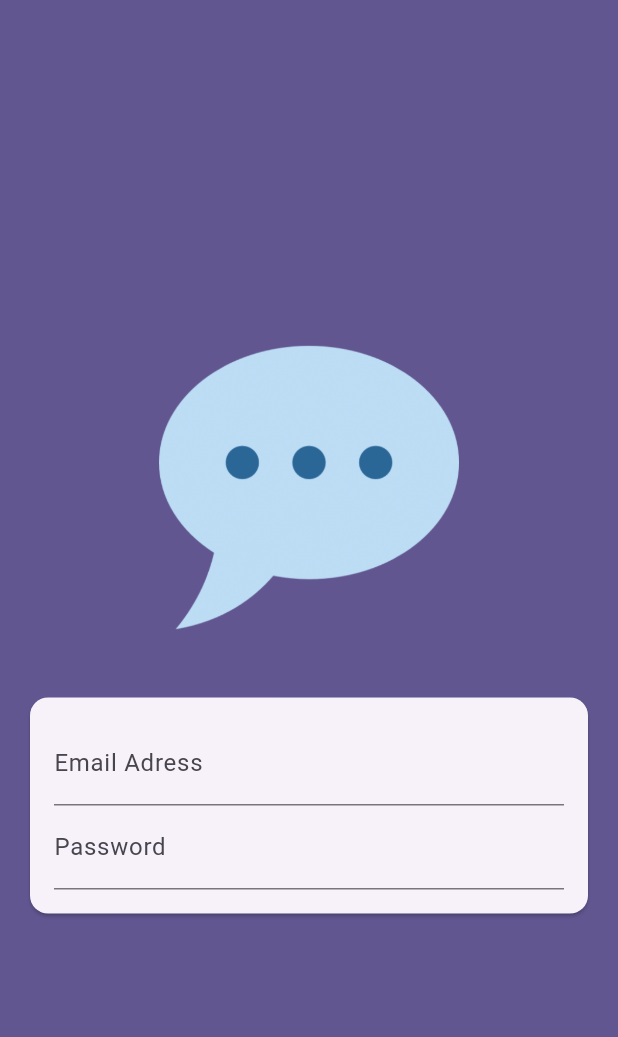
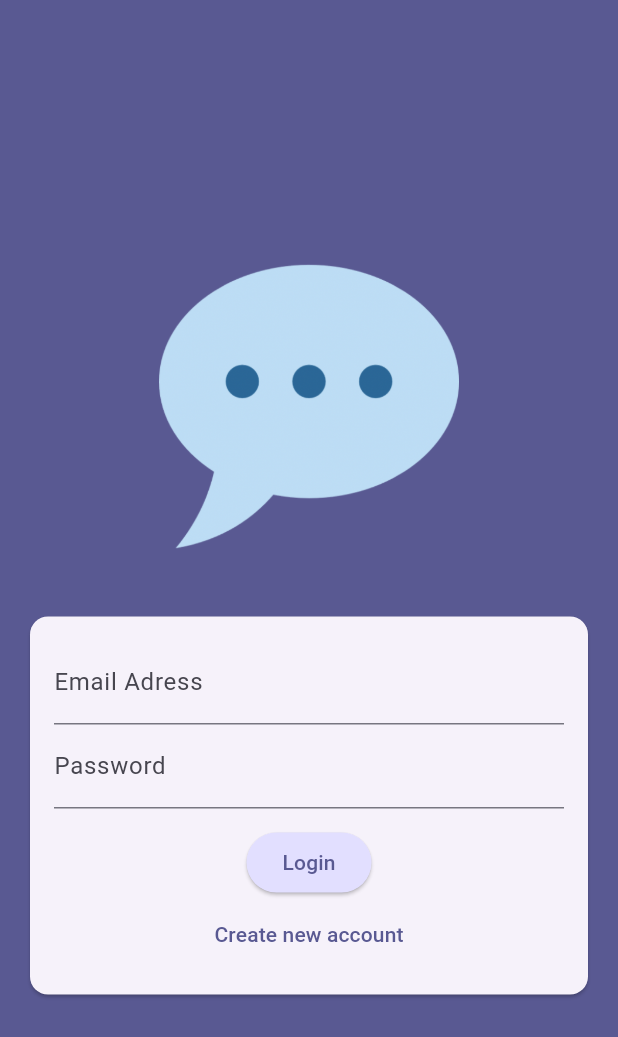
Before and after one commit to MarkMahrous/Chat_App, a Flutter app: the screen it shows after launch, on a phone screen of 412 x 824 dp. Shown: the top 1037 px of the screen. Run offline on Flutter 3.47's test engine with Material 3 defaults, Android fonts, the phone set to English and light mode, and no system bars.

Commit message:
editing Auth screen

```diff
--- a/lib/main.dart
+++ b/lib/main.dart
@@ -14,7 +14,7 @@ class App extends StatelessWidget {
       title: 'FlutterChat',
       theme: ThemeData().copyWith(
         colorScheme: ColorScheme.fromSeed(
-            seedColor: const Color.fromARGB(255, 63, 17, 177)),
+            seedColor: const Color.fromARGB(255, 42, 21, 224)),
       ),
       home: const AuthScreen(),
     );
--- a/lib/screens/auth_screen.dart
+++ b/lib/screens/auth_screen.dart
@@ -8,6 +8,23 @@ class AuthScreen extends StatefulWidget {
 }
 
 class _AuthScreenState extends State<AuthScreen> {
+  var _isLogin = true;
+  var _enteredEmail;
+  var _enteredPassword;
+
+  final _formKey = GlobalKey<FormState>();
+
+  void _submit() {
+    final isValid = _formKey.currentState!.validate();
+
+    if (isValid) {
+      _formKey.currentState!.save();
+    }
+
+    print(_enteredEmail);
+    print(_enteredPassword);
+  }
+
   @override
   Widget build(BuildContext context) {
     return Scaffold(
@@ -34,6 +51,7 @@ class _AuthScreenState extends State<AuthScreen> {
                 child: Padding(
                   padding: const EdgeInsets.all(16),
                   child: Form(
+                    key: _formKey,
                     child: SingleChildScrollView(
                       child: Column(
                         mainAxisAlignment: MainAxisAlignment.center,
@@ -46,12 +64,58 @@ class _AuthScreenState extends State<AuthScreen> {
                             keyboardType: TextInputType.emailAddress,
                             autocorrect: false,
                             textCapitalization: TextCapitalization.none,
+                            validator: (value) {
+                              if (value == null ||
+                                  value.trim().isEmpty ||
+                                  !value.contains('@')) {
+                                return 'Please enter a valid email address.';
+                              }
+                              return null;
+                            },
+                            onSaved: (value) {
+                              _enteredEmail = value;
+                            },
                           ),
                           TextFormField(
                             decoration: const InputDecoration(
                               labelText: 'Password',
                             ),
                             obscureText: true,
+                            validator: (value) {
+                              if (value == null || value.trim().length < 8) {
+                                return 'Password must be at least 8 characters long.';
+                              }
+                              return null;
+                            },
+                            onSaved: (value) {
+                              _enteredPassword = value;
+                            },
+                          ),
+                          const SizedBox(height: 12),
+                          ElevatedButton(
+                            style: ElevatedButton.styleFrom(
+                              backgroundColor: Theme.of(context)
+                                  .colorScheme
+                                  .primaryContainer,
+                            ),
+                            onPressed: () {
+                              _submit();
+                            },
+                            child: Text(
+                              _isLogin ? 'Login' : 'Sign Up',
+                            ),
+                          ),
+                          TextButton(
+                            onPressed: () {
+                              setState(() {
+                                _isLogin = !_isLogin;
+                              });
+                            },
+                            child: Text(
+                              _isLogin
+                                  ? 'Create new account'
+                                  : 'I already have an account',
+                            ),
                           ),
                         ],
                       ),
```
